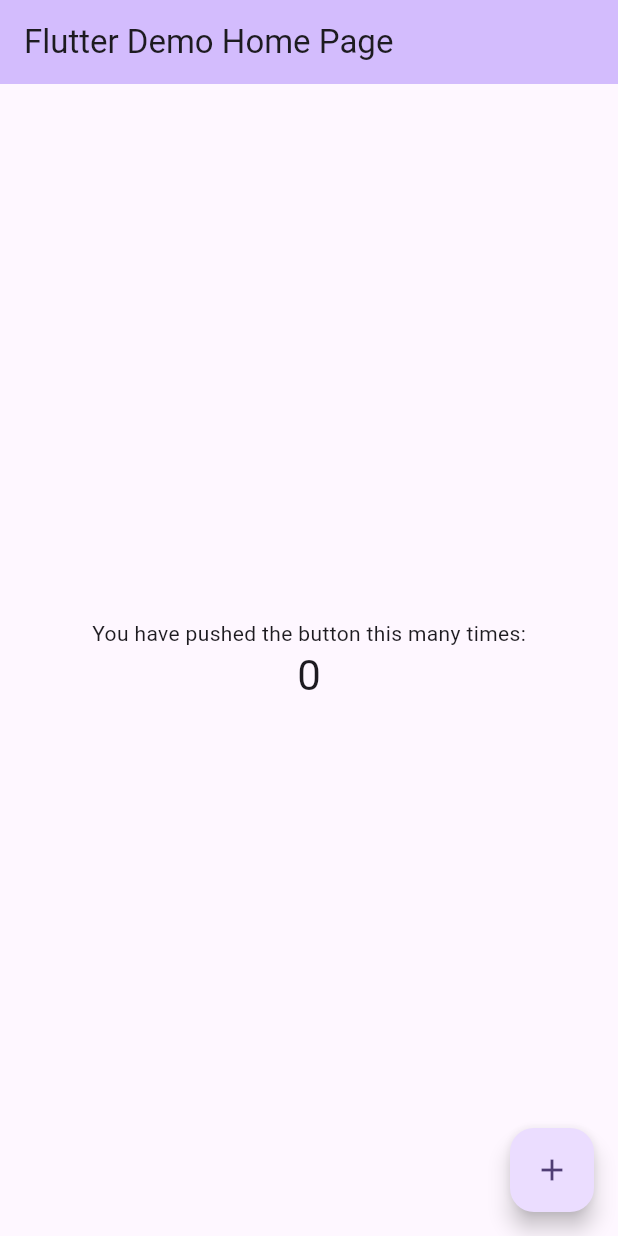
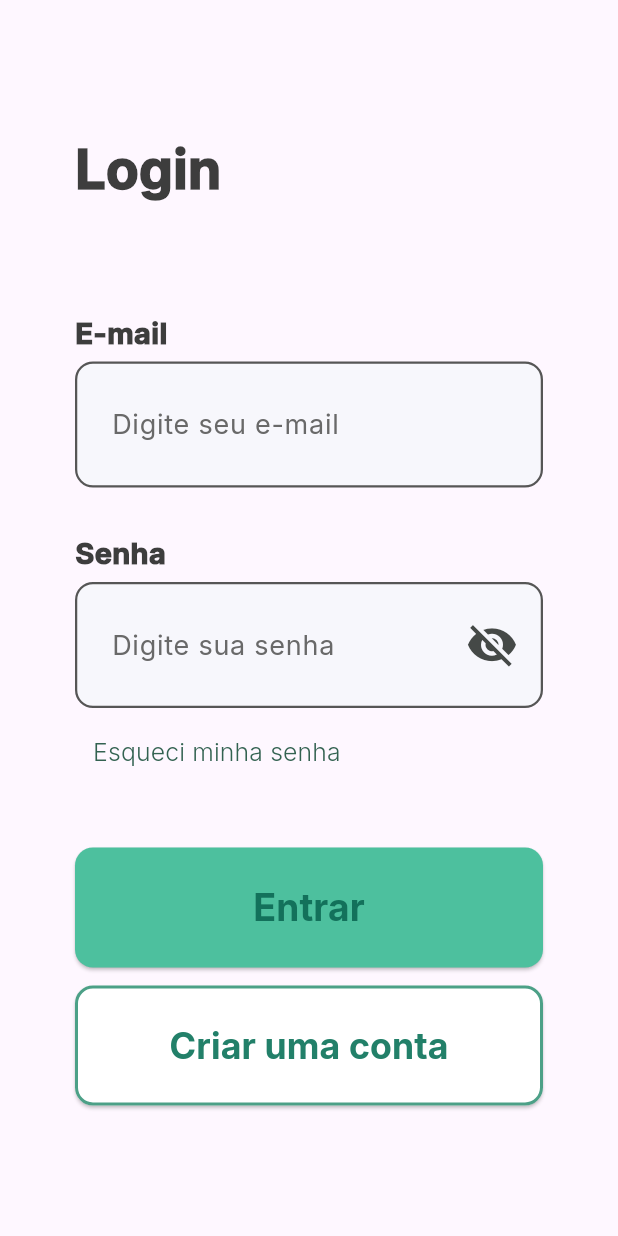
Before and after one commit to paulohp7/fatec_problematicas, a Flutter app: the screen it shows after launch, on a phone screen of 412 x 824 dp. Run offline on Flutter 3.47's test engine with Material 3 defaults, Android fonts, the phone set to English and light mode, and no system bars.

Commit message:
front-end da tela de login

```diff
--- a/lib/main.dart
+++ b/lib/main.dart
@@ -1,125 +1,9 @@
+// ignore_for_file: prefer_const_constructors
+
 import 'package:flutter/material.dart';
+import 'views/app.dart';
+
 
 void main() {
-  runApp(const MyApp());
+  runApp(TecmerpApp());
 }
-
-class MyApp extends StatelessWidget {
-  const MyApp({super.key});
-
-  // This widget is the root of your application.
-  @override
-  Widget build(BuildContext context) {
-    return MaterialApp(
-      title: 'Flutter Demo',
-      theme: ThemeData(
-        // This is the theme of your application.
-        //
-        // TRY THIS: Try running your application with "flutter run". You'll see
-        // the application has a purple toolbar. Then, without quitting the app,
-        // try changing the seedColor in the colorScheme below to Colors.green
-        // and then invoke "hot reload" (save your changes or press the "hot
-        // reload" button in a Flutter-supported IDE, or press "r" if you used
-        // the command line to start the app).
-        //
-        // Notice that the counter didn't reset back to zero; the application
-        // state is not lost during the reload. To reset the state, use hot
-        // restart instead.
-        //
-        // This works for code too, not just values: Most code changes can be
-        // tested with just a hot reload.
-        colorScheme: ColorScheme.fromSeed(seedColor: Colors.deepPurple),
-        useMaterial3: true,
-      ),
-      home: const MyHomePage(title: 'Flutter Demo Home Page'),
-    );
-  }
-}
-
-class MyHomePage extends StatefulWidget {
-  const MyHomePage({super.key, required this.title});
-
-  // This widget is the home page of your application. It is stateful, meaning
-  // that it has a State object (defined below) that contains fields that affect
-  // how it looks.
-
-  // This class is the configuration for the state. It holds the values (in this
-  // case the title) provided by the parent (in this case the App widget) and
-  // used by the build method of the State. Fields in a Widget subclass are
-  // always marked "final".
-
-  final String title;
-
-  @override
-  State<MyHomePage> createState() => _MyHomePageState();
-}
-
-class _MyHomePageState extends State<MyHomePage> {
-  int _counter = 0;
-
-  void _incrementCounter() {
-    setState(() {
-      // This call to setState tells the Flutter framework that something has
-      // changed in this State, which causes it to rerun the build method below
-      // so that the display can reflect the updated values. If we changed
-      // _counter without calling setState(), then the build method would not be
-      // called again, and so nothing would appear to happen.
-      _counter++;
-    });
-  }
-
-  @override
-  Widget build(BuildContext context) {
-    // This method is rerun every time setState is called, for instance as done
-    // by the _incrementCounter method above.
-    //
-    // The Flutter framework has been optimized to make rerunning build methods
-    // fast, so that you can just rebuild anything that needs updating rather
-    // than having to individually change instances of widgets.
-    return Scaffold(
-      appBar: AppBar(
-        // TRY THIS: Try changing the color here to a specific color (to
-        // Colors.amber, perhaps?) and trigger a hot reload to see the AppBar
-        // change color while the other colors stay the same.
-        backgroundColor: Theme.of(context).colorScheme.inversePrimary,
-        // Here we take the value from the MyHomePage object that was created by
-        // the App.build method, and use it to set our appbar title.
-        title: Text(widget.title),
-      ),
-      body: Center(
-        // Center is a layout widget. It takes a single child and positions it
-        // in the middle of the parent.
-        child: Column(
-          // Column is also a layout widget. It takes a list of children and
-          // arranges them vertically. By default, it sizes itself to fit its
-          // children horizontally, and tries to be as tall as its parent.
-          //
-          // Column has various properties to control how it sizes itself and
-          // how it positions its children. Here we use mainAxisAlignment to
-          // center the children vertically; the main axis here is the vertical
-          // axis because Columns are vertical (the cross axis would be
-          // horizontal).
-          //
-          // TRY THIS: Invoke "debug painting" (choose the "Toggle Debug Paint"
-          // action in the IDE, or press "p" in the console), to see the
-          // wireframe for each widget.
-          mainAxisAlignment: MainAxisAlignment.center,
-          children: <Widget>[
-            const Text(
-              'You have pushed the button this many times:',
-            ),
-            Text(
-              '$_counter',
-              style: Theme.of(context).textTheme.headlineMedium,
-            ),
-          ],
-        ),
-      ),
-      floatingActionButton: FloatingActionButton(
-        onPressed: _incrementCounter,
-        tooltip: 'Increment',
-        child: const Icon(Icons.add),
-      ), // This trailing comma makes auto-formatting nicer for build methods.
-    );
-  }
-}
--- /dev/null
+++ b/lib/views/app.dart
@@ -0,0 +1,20 @@
+import 'package:flutter/material.dart';
+import 'login.page.dart';
+import 'newaccount.page.dart';
+
+class TecmerpApp extends StatelessWidget {
+  const TecmerpApp({super.key});
+
+  @override
+  Widget build(BuildContext context) {
+    return MaterialApp(
+      debugShowCheckedModeBanner: false,
+      theme: ThemeData(useMaterial3: true),
+      routes: {
+        "/login": (context) => LoginPage(),
+        "/new-account": (context) => NewAccountPage(),
+      },
+      initialRoute: "/login",
+    );
+  }
+}
--- /dev/null
+++ b/lib/views/login.page.dart
@@ -0,0 +1,265 @@
+// ignore_for_file: prefer_const_constructors, library_private_types_in_public_api
+
+// import 'package:firebase_auth/firebase_auth.dart'; --------------- REMOVER COMENTÁRIO
+import 'package:flutter/material.dart';
+
+class LoginPage extends StatefulWidget {
+  const LoginPage({super.key});
+
+  @override
+  _LoginPageState createState() => _LoginPageState();
+}
+
+class _LoginPageState extends State<LoginPage> {
+  // final TextEditingController txtEmail = TextEditingController(); --------------- REMOVER COMENTÁRIO
+  // final TextEditingController txtPassword = TextEditingController(); --------------- REMOVER COMENTÁRIO
+  bool _isPasswordVisible = false; // Controle de visibilidade da senha
+
+/* --------------- REMOVER COMENTÁRIO
+
+  // ------- Método de autenticação --------
+  Future<void> signIn(BuildContext context) async {
+    try {
+      // Autenticação com Firebase
+      await FirebaseAuth.instance.signInWithEmailAndPassword(
+        email: txtEmail.text,
+        password: txtPassword.text,
+      );
+
+      // Navega para outra tela após autenticação bem-sucedida
+      Navigator.pushReplacementNamed(context, '/chats'); // ------ ALTERAR ROTA
+    } on FirebaseAuthException catch (ex) {
+      // Exibe mensagem de erro
+      var snackBar = SnackBar(
+        content: Text(ex.message ?? 'Erro inesperado.'),
+        backgroundColor: Colors.red,
+      );
+      ScaffoldMessenger.of(context).showSnackBar(snackBar);
+    }
+  }
+
+*/
+
+/* --------------- REMOVER COMENTÁRIO
+
+  // --------- Liberação de recursos para evitar vazamentos de memória ----------
+  @override
+  void dispose() {
+    // Libera os controladores quando o widget for destruído
+    txtEmail.dispose();
+    txtPassword.dispose();
+    super.dispose();
+  }
+
+*/
+
+  @override
+  Widget build(BuildContext context) {
+    return Scaffold(
+      body: Container(
+        margin: const EdgeInsets.symmetric(horizontal: 50),
+        child: Column(
+          mainAxisAlignment: MainAxisAlignment.center,
+          crossAxisAlignment: CrossAxisAlignment.start,
+          children: [
+
+            // --------- Texto "Login" em cima ----------
+            Text(
+              "Login",
+              style: TextStyle(
+                fontFamily: 'Inter',
+                fontSize: 36,
+                fontWeight: FontWeight.w900,
+                color: Color(0xFF3D3D3D),
+              ),
+            ),
+
+            SizedBox(height: 70),
+
+            // --------- Texto "E-mail" em cima ----------
+            Text(
+              "E-mail",
+              style: TextStyle(
+                fontFamily: 'Inter',
+                fontSize: 19.5,
+                fontWeight: FontWeight.w900,
+                color: Color(0xFF3D3D3D),
+              ),
+            ),
+
+            SizedBox(height: 5),
+
+            // --------- Campo de E-mail ----------
+            Container(
+              padding: EdgeInsets.all(7), // Tamanho do campo
+              decoration: BoxDecoration(
+                color: Color(0xFFF7F7FC),
+                borderRadius: BorderRadius.circular(12),
+                border: Border.all(
+                  color: const Color(0xFF565656), // Cor do contorno
+                  width: 1.5, // Largura do contorno
+                ),
+              ),
+              child: TextField(
+                // controller: txtEmail, --------------- REMOVER COMENTÁRIO
+                keyboardType: TextInputType.emailAddress,
+                style: TextStyle(
+                  fontFamily: 'Inter', // estilo do texto digitado no campo
+                  fontSize: 18,
+                ),
+                decoration: InputDecoration(
+                  hintText: "Digite seu e-mail",
+                  hintStyle: TextStyle(
+                    fontFamily: 'Inter',
+                    fontSize: 18,
+                    color: Color(0xFF696969)
+                  ),
+                  border: InputBorder.none,
+                  contentPadding: EdgeInsets.symmetric(vertical: 20, horizontal: 16),
+                ),
+              ),
+            ),
+
+            SizedBox(height: 30), // Divisão entre campo de e-mail e senha
+
+            // --------- Texto "Senha" em cima ----------
+            Text(
+              "Senha",
+              style: TextStyle(
+                fontFamily: 'Inter',
+                fontSize: 19.5,
+                fontWeight: FontWeight.w900,
+                color: Color(0xFF3D3D3D),
+              ),
+            ),
+
+            SizedBox(height: 5),
+
+            // --------- Campo de senha e ícone do olho ----------
+            Container(
+              padding: EdgeInsets.all(7), // Tamanho do campo
+              decoration: BoxDecoration(
+                color: Color(0xFFF7F7FC),
+                borderRadius: BorderRadius.circular(12),
+                border: Border.all(
+                  color: const Color(0xFF565656), // Cor do contorno do campo
+                  width: 1.5, // Largura do contorno
+                ),
+              ),
+              child: TextField(
+                // controller: txtPassword, --------------- REMOVER COMENTÁRIO
+                style: TextStyle(
+                  fontFamily: 'Inter', // estilo do texto digitado no campo
+                  fontSize: 18,
+                ),
+                obscureText: !_isPasswordVisible, // Controle de visibilidade
+                decoration: InputDecoration(
+                  hintText: "Digite sua senha",
+                  hintStyle: TextStyle(
+                    fontFamily: 'Inter',
+                    fontSize: 18,
+                    color: Color(0xFF696969)
+                  ),
+                  border: InputBorder.none,
+                  contentPadding: EdgeInsets.symmetric(vertical: 20, horizontal: 16),
+                  suffixIcon: IconButton(
+                    icon: Icon(
+                      color: Color(0xFF454947),
+                      size: 35,
+                      _isPasswordVisible
+                          ? Icons.visibility
+                          : Icons.visibility_off,
+                    ),
+                    onPressed: () {
+                      setState(() {
+                        _isPasswordVisible = !_isPasswordVisible;
+                      });
+                    },
+                  ),
+                ),
+              ),
+            ),
+
+            SizedBox(height: 5),
+
+
+            // --------- Texto de "esqueci minha senha" ----------
+            Align(
+              alignment: Alignment.centerLeft,
+              child: TextButton(
+                style: ButtonStyle(
+                  overlayColor: MaterialStateProperty.all(Color(0xFFBBDED5)),
+                ),
+                onPressed: () {},
+                child: Text(
+                  "Esqueci minha senha",
+                  style: TextStyle(
+                    fontFamily: 'Inter',
+                    fontSize: 16.5,
+                    fontWeight: FontWeight.w300,
+                    color: Color(0xFF336251),
+                  ),
+                ),
+              ),
+            ),
+
+            // --------- Botão de entrar ----------
+            Container(
+              margin: EdgeInsets.only(top: 40),
+              width: MediaQuery.of(context).size.width,
+              child: ElevatedButton(
+                style: ElevatedButton.styleFrom(
+                  shape: RoundedRectangleBorder(
+                    borderRadius: BorderRadius.circular(12), // Borda circular
+                  ),
+                  minimumSize: Size(260, 80),
+                  backgroundColor: Color(0xFF4DC09E),
+                ),
+                child: Text(
+                  "Entrar",
+                  style: TextStyle(
+                    fontFamily: 'Inter',
+                    fontWeight: FontWeight.bold,
+                    fontSize: 25,
+                    color: Color(0xFF13715B),
+                  ),
+                ),
+                onPressed: () {
+                  // signIn(context); // chama o método de login --------------- REMOVER COMENTÁRIO
+                },
+              ),
+            ),
+
+            // --------- Botão de criar uma conta ----------
+            Container(
+              margin: EdgeInsets.only(top: 12),
+              width: MediaQuery.of(context).size.width,
+              child: ElevatedButton(
+                style: ElevatedButton.styleFrom(
+                  shape: RoundedRectangleBorder(
+                    borderRadius: BorderRadius.circular(12), // Borda circular
+                  ),
+                  minimumSize: Size(260, 80),
+                  backgroundColor: Colors.white,
+                  side: BorderSide(width: 2, color: Color(0xFF4CA087))
+                ),
+                onPressed: () {
+                  Navigator.pushNamed(context, '/new-account');
+                },
+                child: Text(
+                  "Criar uma conta",
+                  style: TextStyle(
+                    fontFamily: 'Inter',
+                    fontWeight: FontWeight.bold,
+                    fontSize: 24,
+                    color: const Color(0xFF228069),
+                  ),
+                ),
+              ),
+            ),
+          ],
+        ),
+      ),
+    );
+  }
+}
```
Also changed, not shown: lib/views/newaccount.page.dart (added, +109 -0 lines), pubspec.yaml (+7 -6 lines), assets/fonts/Inter-VariableFont_opsz,wght.ttf (added), assets/fonts/Inter_18pt-Bold.ttf (added), 1 other file.
